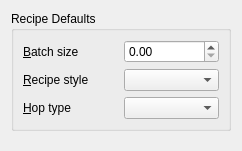
This is src/recipeconfig.ui in mattcaron/qbrew as Qt 5 draws it before an edit. The edited form follows.
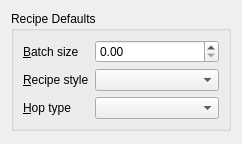
This is the edited form.

Commit message: Use form layouts; additional icon work

```diff
--- a/src/recipeconfig.ui
+++ b/src/recipeconfig.ui
@@ -1,12 +1,12 @@
 <ui version="4.0" >
  <class>RecipeConfig</class>
- <widget class="QWidget" name="RecipeConfig" >
-  <property name="geometry" >
+ <widget class="QWidget" name="RecipeConfig">
+  <property name="geometry">
    <rect>
     <x>0</x>
     <y>0</y>
-    <width>238</width>
-    <height>151</height>
+    <width>228</width>
+    <height>144</height>
    </rect>
   </property>
   <property name="windowTitle" >
@@ -18,10 +18,10 @@
      <property name="title" >
       <string>Recipe Defaults</string>
      </property>
-     <layout class="QGridLayout" >
-      <item row="0" column="0" >
-       <widget class="QLabel" name="batchlabel" >
-        <property name="text" >
+     <layout class="QFormLayout" name="formLayout">
+      <item row="0" column="0">
+       <widget class="QLabel" name="batchlabel">
+        <property name="text">
          <string>&amp;Batch size</string>
         </property>
         <property name="buddy" >
@@ -29,10 +29,10 @@
         </property>
        </widget>
       </item>
-      <item row="0" column="1" >
-       <widget class="QDoubleSpinBox" name="batch" >
-        <property name="whatsThis" >
-         <string>&lt;p>Enter the default batch size you wish to use. You may always change an individual recipe's size, but this determines the default size for new recipes.&lt;/p></string>
+      <item row="0" column="1">
+       <widget class="QDoubleSpinBox" name="batch">
+        <property name="whatsThis">
+         <string>&lt;p&gt;Enter the default batch size you wish to use. You may always change an individual recipe's size, but this determines the default size for new recipes.&lt;/p&gt;</string>
         </property>
         <property name="accelerated" >
          <bool>true</bool>
@@ -45,9 +45,9 @@
         </property>
        </widget>
       </item>
-      <item row="1" column="0" >
-       <widget class="QLabel" name="stylelabel" >
-        <property name="text" >
+      <item row="1" column="0">
+       <widget class="QLabel" name="stylelabel">
+        <property name="text">
          <string>&amp;Recipe style</string>
         </property>
         <property name="buddy" >
@@ -55,19 +55,19 @@
         </property>
        </widget>
       </item>
-      <item row="1" column="1" >
-       <widget class="QComboBox" name="stylebox" >
-        <property name="whatsThis" >
-         <string>&lt;p>Select the default recipe style you wish to use. You may always change an individual recipe's style, but this determines the default style for new recipes.&lt;/p></string>
+      <item row="1" column="1">
+       <widget class="QComboBox" name="stylebox">
+        <property name="whatsThis">
+         <string>&lt;p&gt;Select the default recipe style you wish to use. You may always change an individual recipe's style, but this determines the default style for new recipes.&lt;/p&gt;</string>
         </property>
         <property name="duplicatesEnabled" >
          <bool>false</bool>
         </property>
        </widget>
       </item>
-      <item row="2" column="0" >
-       <widget class="QLabel" name="hoptypelabel" >
-        <property name="text" >
+      <item row="2" column="0">
+       <widget class="QLabel" name="hoptypelabel">
+        <property name="text">
          <string>&amp;Hop type</string>
         </property>
         <property name="buddy" >
@@ -75,10 +75,10 @@
         </property>
        </widget>
       </item>
-      <item row="2" column="1" >
-       <widget class="QComboBox" name="hoptype" >
-        <property name="whatsThis" >
-         <string>&lt;p>Select the default hops type you wish to use. You may always change an individual hop's form, but this determines the default form when adding new hops to a recipe.&lt;/p></string>
+      <item row="2" column="1">
+       <widget class="QComboBox" name="hoptype">
+        <property name="whatsThis">
+         <string>&lt;p&gt;Select the default hops type you wish to use. You may always change an individual hop's form, but this determines the default form when adding new hops to a recipe.&lt;/p&gt;</string>
         </property>
         <property name="duplicatesEnabled" >
          <bool>false</bool>
```
Left out of the diff: 31 changed lines with no effect on the pictures. The commit also changes 12 other files.
